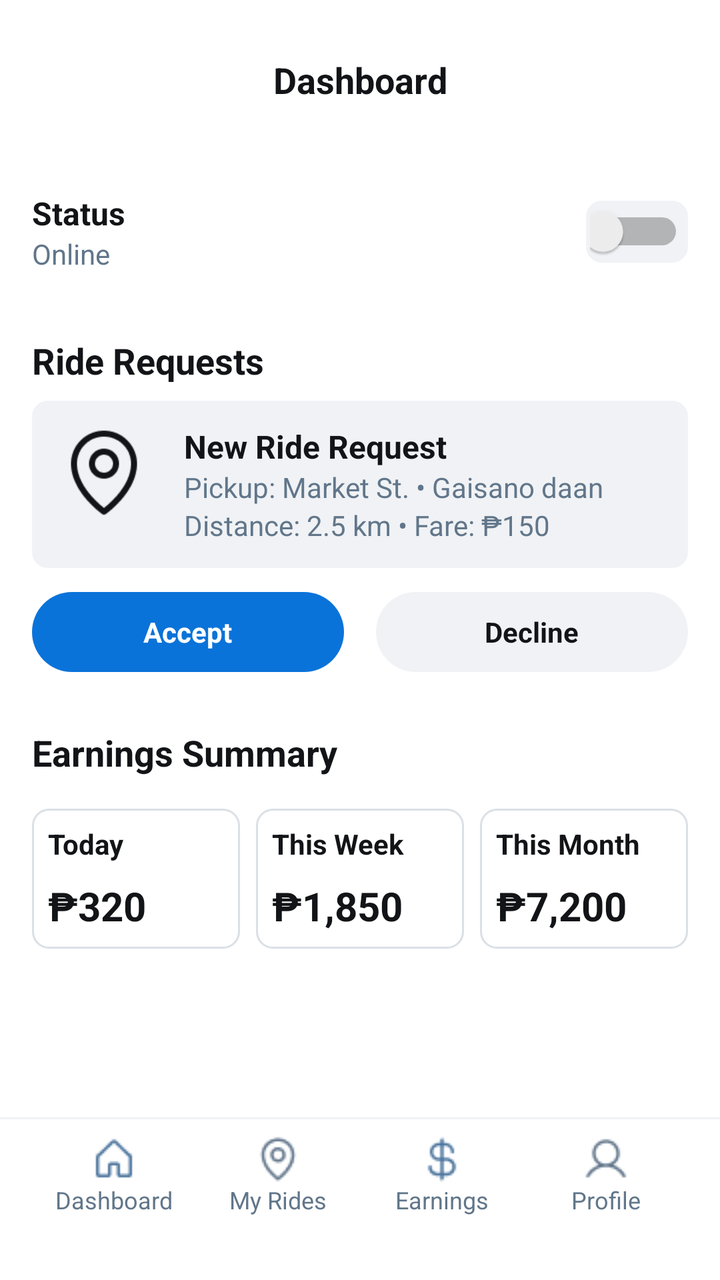
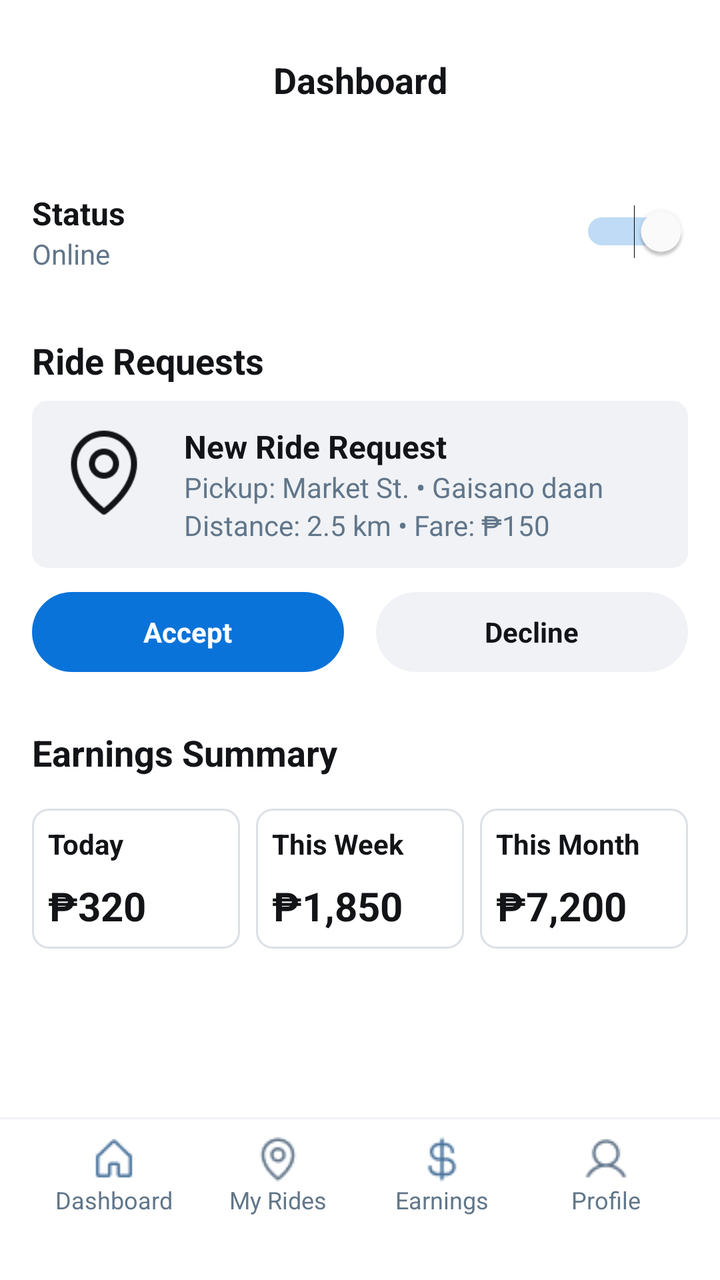

The first picture is an Android layout as it rendered before a commit; the second is the same layout after the commit. The layout source and the unified diff follow.
<!-- AndroidManifest.xml: application theme Theme.Tricycle_app -->
<!-- res/layout/driverdashboard.xml -->
<?xml version="1.0" encoding="utf-8"?>
<LinearLayout xmlns:android="http://schemas.android.com/apk/res/android"
    android:layout_width="match_parent"
    android:layout_height="match_parent"
    android:orientation="vertical"
    android:background="#FFFFFF">

    <ScrollView
        android:layout_width="match_parent"
        android:layout_height="0dp"
        android:layout_weight="1"
        android:fillViewport="true">

        <LinearLayout
            android:layout_width="match_parent"
            android:layout_height="wrap_content"
            android:orientation="vertical"
            android:paddingBottom="20dp">

            <LinearLayout
                android:layout_width="match_parent"
                android:layout_height="wrap_content"
                android:orientation="horizontal"
                android:gravity="center_vertical"
                android:paddingTop="16dp"
                android:paddingBottom="8dp"
                android:paddingStart="16dp"
                android:paddingEnd="16dp">

                <TextView
                    android:layout_width="0dp"
                    android:layout_weight="1"
                    android:layout_height="wrap_content"
                    android:text="Dashboard"
                    android:textSize="18sp"
                    android:textStyle="bold"
                    android:textColor="#121417"
                    android:paddingStart="48dp"
                    android:gravity="center_horizontal"/>

                <LinearLayout
                    android:layout_width="48dp"
                    android:layout_height="48dp"
                    android:gravity="center">
                    <View
                        android:layout_width="24dp"
                        android:layout_height="24dp"
                        android:background="@android:color/transparent"/>
                </LinearLayout>
            </LinearLayout>

            <LinearLayout
                android:layout_width="match_parent"
                android:layout_height="72dp"
                android:orientation="horizontal"
                android:gravity="center_vertical"
                android:paddingStart="16dp"
                android:paddingEnd="16dp"
                android:layout_marginTop="8dp">

                <LinearLayout
                    android:layout_width="0dp"
                    android:layout_weight="1"
                    android:layout_height="wrap_content"
                    android:orientation="vertical">
                    <TextView
                        android:layout_width="wrap_content"
                        android:layout_height="wrap_content"
                        android:text="Status"
                        android:textSize="16sp"
                        android:textStyle="bold"
                        android:textColor="#121417"/>
                    <TextView
                        android:layout_width="wrap_content"
                        android:layout_height="wrap_content"
                        android:text="Online"
                        android:textSize="14sp"
                        android:textColor="#61768A"/>
                </LinearLayout>

                <LinearLayout
                    android:layout_width="51dp"
                    android:layout_height="31dp"
                    android:background="@drawable/bg_rounded_light_grey"
                    android:padding="2dp"
                    android:gravity="end|center_vertical">

                    <Switch
                        android:id="@+id/switch1"
                        android:layout_width="wrap_content"
                        android:layout_height="wrap_content"
                        android:layout_weight="1"
                        android:backgroundTint="@android:color/transparent"
                        android:buttonTint="#FFFFFF"
                        android:text="Switch" />
                </LinearLayout>
            </LinearLayout>

            <TextView
                android:layout_width="match_parent"
                android:layout_height="wrap_content"
                android:text="Ride Requests"
                android:textSize="18sp"
                android:textStyle="bold"
                android:textColor="#121417"
                android:paddingStart="16dp"
                android:paddingTop="16dp"
                android:paddingBottom="8dp"/>

            <LinearLayout
                android:layout_width="match_parent"
                android:layout_height="wrap_content"
                android:orientation="vertical"
                android:paddingStart="16dp"
                android:paddingEnd="16dp">

                <LinearLayout
                    android:layout_width="match_parent"
                    android:layout_height="wrap_content"
                    android:orientation="horizontal"
                    android:background="@drawable/bg_rounded_light_grey"
                    android:padding="12dp">

                    <View
                        android:layout_width="48dp"
                        android:layout_height="48dp"
                        android:background="@drawable/betterpin" />

                    <LinearLayout
                        android:layout_width="0dp"
                        android:layout_weight="1"
                        android:layout_height="wrap_content"
                        android:orientation="vertical"
                        android:layout_marginStart="16dp">
                        <TextView
                            android:layout_width="wrap_content"
                            android:layout_height="wrap_content"
                            android:text="New Ride Request"
                            android:textSize="16sp"
                            android:textStyle="bold"
                            android:textColor="#121417"/>
                        <TextView
                            android:layout_width="wrap_content"
                            android:layout_height="wrap_content"
                            android:text="Pickup: Market St. • Gaisano daan"
                            android:textSize="14sp"
                            android:textColor="#61768A"/>
                        <TextView
                            android:layout_width="wrap_content"
                            android:layout_height="wrap_content"
                            android:text="Distance: 2.5 km • Fare: ₱150"
                            android:textSize="14sp"
                            android:textColor="#61768A"/>
                    </LinearLayout>
                </LinearLayout>

                <LinearLayout
                    android:layout_width="match_parent"
                    android:layout_height="wrap_content"
                    android:orientation="horizontal"
                    android:paddingTop="12dp"
                    android:paddingBottom="12dp">

                    <LinearLayout
                        android:layout_width="0dp"
                        android:layout_weight="1"
                        android:layout_height="40dp"
                        android:background="@drawable/bg_pill_blue"
                        android:gravity="center"
                        android:layout_marginEnd="8dp">
                        <TextView
                            android:layout_width="wrap_content"
                            android:layout_height="wrap_content"
                            android:text="Accept"
                            android:textColor="#FFFFFF"
                            android:textStyle="bold"
                            android:textSize="14sp"/>
                    </LinearLayout>

                    <LinearLayout
                        android:layout_width="0dp"
                        android:layout_weight="1"
                        android:layout_height="40dp"
                        android:background="@drawable/bg_pill_grey"
                        android:gravity="center"
                        android:layout_marginStart="8dp">
                        <TextView
                            android:layout_width="wrap_content"
                            android:layout_height="wrap_content"
                            android:text="Decline"
                            android:textColor="#121417"
                            android:textStyle="bold"
                            android:textSize="14sp"/>
                    </LinearLayout>
                </LinearLayout>
            </LinearLayout>

            <TextView
                android:layout_width="match_parent"
                android:layout_height="wrap_content"
                android:text="Earnings Summary"
                android:textSize="18sp"
                android:textStyle="bold"
                android:textColor="#121417"
                android:paddingStart="16dp"
                android:paddingTop="16dp"
                android:paddingBottom="8dp"/>

            <LinearLayout
                android:layout_width="match_parent"
                android:layout_height="wrap_content"
                android:orientation="horizontal"
                android:paddingStart="16dp"
                android:paddingEnd="16dp"
                android:paddingTop="8dp"
                android:paddingBottom="16dp">

                <LinearLayout
                    android:layout_width="0dp"
                    android:layout_weight="1"
                    android:layout_height="wrap_content"
                    android:background="@drawable/bg_rounded_border"
                    android:orientation="vertical"
                    android:padding="8dp"
                    android:layout_marginEnd="8dp">
                    <TextView
                        android:layout_width="wrap_content"
                        android:layout_height="wrap_content"
                        android:text="Today"
                        android:textSize="14sp"
                        android:textStyle="bold"
                        android:textColor="#121417"
                        android:layout_marginBottom="8dp"/>
                    <TextView
                        android:layout_width="wrap_content"
                        android:layout_height="wrap_content"
                        android:text="₱320"
                        android:textSize="20sp"
                        android:textStyle="bold"
                        android:textColor="#121417"/>
                </LinearLayout>

                <LinearLayout
                    android:layout_width="0dp"
                    android:layout_weight="1"
                    android:layout_height="wrap_content"
                    android:background="@drawable/bg_rounded_border"
                    android:orientation="vertical"
                    android:padding="8dp"
                    android:layout_marginEnd="8dp">
                    <TextView
                        android:layout_width="wrap_content"
                        android:layout_height="wrap_content"
                        android:text="This Week"
                        android:textSize="14sp"
                        android:textStyle="bold"
                        android:textColor="#121417"
                        android:layout_marginBottom="8dp"/>
                    <TextView
                        android:layout_width="wrap_content"
                        android:layout_height="wrap_content"
                        android:text="₱1,850"
                        android:textSize="20sp"
                        android:textStyle="bold"
                        android:textColor="#121417"/>
                </LinearLayout>

                <LinearLayout
                    android:layout_width="0dp"
                    android:layout_weight="1"
                    android:layout_height="wrap_content"
                    android:background="@drawable/bg_rounded_border"
                    android:orientation="vertical"
                    android:padding="8dp">
                    <TextView
                        android:layout_width="wrap_content"
                        android:layout_height="wrap_content"
                        android:text="This Month"
                        android:textColor="#121417"
                        android:textSize="14sp"
                        android:textStyle="bold"
                        android:layout_marginBottom="8dp" />

                    <TextView
                        android:layout_width="wrap_content"
                        android:layout_height="wrap_content"
                        android:text="₱7,200"
                        android:textColor="#121417"
                        android:textSize="20sp"
                        android:textStyle="bold" />
                </LinearLayout>

            </LinearLayout>

        </LinearLayout>
    </ScrollView>

    <include layout="@layout/drivernav" />

</LinearLayout>
<!-- res/layout/drivernav.xml (included above) -->
<?xml version="1.0" encoding="utf-8"?>
<LinearLayout xmlns:android="http://schemas.android.com/apk/res/android"
    android:layout_width="match_parent"
    android:layout_height="wrap_content"
    android:orientation="vertical"
    android:background="#FFFFFF">

    <View
        android:layout_width="match_parent"
        android:layout_height="1dp"
        android:background="#F0F2F5"/>

    <LinearLayout
        android:layout_width="match_parent"
        android:layout_height="wrap_content"
        android:orientation="horizontal"
        android:paddingTop="8dp"
        android:paddingBottom="12dp"
        android:paddingStart="16dp"
        android:paddingEnd="16dp">

        <LinearLayout
            android:layout_width="0dp"
            android:layout_height="wrap_content"
            android:layout_weight="1"
            android:orientation="vertical"
            android:gravity="center">

            <View
                android:layout_width="24dp"
                android:layout_height="24dp"
                android:background="@drawable/home" />

            <TextView
                android:layout_width="wrap_content"
                android:layout_height="wrap_content"
                android:text="Dashboard"
                android:textSize="12sp"
                android:textColor="#61768A"/>
        </LinearLayout>

        <LinearLayout
            android:layout_width="0dp"
            android:layout_height="wrap_content"
            android:layout_weight="1"
            android:orientation="vertical"
            android:gravity="center">

            <View
                android:layout_width="24dp"
                android:layout_height="24dp"
                android:background="@drawable/locationpin" />

            <TextView
                android:layout_width="wrap_content"
                android:layout_height="wrap_content"
                android:text="My Rides"
                android:textSize="12sp"
                android:textColor="#61768A"/>
        </LinearLayout>

        <LinearLayout
            android:layout_width="0dp"
            android:layout_height="wrap_content"
            android:layout_weight="1"
            android:orientation="vertical"
            android:gravity="center">

            <View
                android:layout_width="24dp"
                android:layout_height="24dp"
                android:background="@drawable/money" />

            <TextView
                android:layout_width="wrap_content"
                android:layout_height="wrap_content"
                android:text="Earnings"
                android:textSize="12sp"
                android:textColor="#61768A"/>
        </LinearLayout>

        <LinearLayout
            android:layout_width="0dp"
            android:layout_height="wrap_content"
            android:layout_weight="1"
            android:orientation="vertical"
            android:gravity="center">

            <View
                android:layout_width="24dp"
                android:layout_height="24dp"
                android:background="@drawable/profile" />

            <TextView
                android:layout_width="wrap_content"
                android:layout_height="wrap_content"
                android:text="Profile"
                android:textSize="12sp"
                android:textColor="#61768A"/>
        </LinearLayout>

    </LinearLayout>

    <View
        android:layout_width="match_parent"
        android:layout_height="20dp"
        android:background="#FFFFFF"/>

</LinearLayout>
<!-- resources referenced by this layout -->
<resources>
  <!-- drawable betterpin: png bitmap (drawable, 2818 bytes) -->
  <!-- drawable bg_pill_blue (drawable) -->
  <?xml version="1.0" encoding="utf-8"?>
  <shape xmlns:android="http://schemas.android.com/apk/res/android"
      android:shape="rectangle">
      <solid android:color="#0A73D9" /> <corners android:radius="100dp" /> </shape>
  <!-- drawable bg_pill_grey (drawable) -->
  <?xml version="1.0" encoding="utf-8"?>
  <shape xmlns:android="http://schemas.android.com/apk/res/android"
      android:shape="rectangle">
      <solid android:color="#F0F2F5" /> <corners android:radius="100dp" />
  </shape>
  <!-- drawable bg_rounded_border (drawable) -->
  <?xml version="1.0" encoding="utf-8"?>
  <shape xmlns:android="http://schemas.android.com/apk/res/android"
      android:shape="rectangle">
  
      <solid android:color="#FFFFFF"/>
  
      <corners android:radius="8dp"/>
  
      <stroke
          android:width="1dp"
          android:color="#DBE0E6"/>
  
  </shape>
  <!-- drawable bg_rounded_light_grey (drawable) -->
  <?xml version="1.0" encoding="utf-8"?>
  <shape xmlns:android="http://schemas.android.com/apk/res/android"
      android:shape="rectangle">
      <solid android:color="#F0F2F5" />
      <corners android:radius="8dp" />
  </shape>
  <!-- drawable home: png bitmap (drawable, 468 bytes) -->
  <!-- drawable locationpin: png bitmap (drawable, 805 bytes) -->
  <!-- drawable money: png bitmap (drawable, 640 bytes) -->
  <!-- drawable profile: png bitmap (drawable, 661 bytes) -->
  <style name="Theme.Tricycle_app" parent="Base.Theme.Tricycle_app" />
  <style name="Base.Theme.Tricycle_app" parent="Theme.Material3.DayNight.NoActionBar">
          
          
      </style>
</resources>

<!-- the commit's change to res/layout/driverdashboard.xml (unified diff, before → after) -->
@@ -70,7 +70,9 @@
                         android:textSize="16sp"
                         android:textStyle="bold"
                         android:textColor="#121417"/>
-                    <TextView
+
+                    <TextView
+                        android:id="@+id/tvStatus"
                         android:layout_width="wrap_content"
                         android:layout_height="wrap_content"
                         android:text="Online"
@@ -78,22 +80,13 @@
                         android:textColor="#61768A"/>
                 </LinearLayout>
 
-                <LinearLayout
-                    android:layout_width="51dp"
-                    android:layout_height="31dp"
-                    android:background="@drawable/bg_rounded_light_grey"
-                    android:padding="2dp"
-                    android:gravity="end|center_vertical">
-
-                    <Switch
-                        android:id="@+id/switch1"
-                        android:layout_width="wrap_content"
-                        android:layout_height="wrap_content"
-                        android:layout_weight="1"
-                        android:backgroundTint="@android:color/transparent"
-                        android:buttonTint="#FFFFFF"
-                        android:text="Switch" />
-                </LinearLayout>
+                <Switch
+                    android:id="@+id/switchStatus"
+                    android:layout_width="wrap_content"
+                    android:layout_height="wrap_content"
+                    android:checked="true"
+                    android:thumbTint="#FFFFFF"
+                    android:trackTint="#0A73D9"/>
             </LinearLayout>
 
             <TextView
@@ -115,11 +108,14 @@
                 android:paddingEnd="16dp">
 
                 <LinearLayout
+                    android:id="@+id/btnRideRequest"
                     android:layout_width="match_parent"
                     android:layout_height="wrap_content"
                     android:orientation="horizontal"
                     android:background="@drawable/bg_rounded_light_grey"
-                    android:padding="12dp">
+                    android:padding="12dp"
+                    android:clickable="true"
+                    android:focusable="true">
 
                     <View
                         android:layout_width="48dp"
@@ -321,11 +317,14 @@
         android:paddingEnd="16dp">
 
         <LinearLayout
+            android:id="@+id/nav_dashboard"
             android:layout_width="0dp"
             android:layout_height="wrap_content"
             android:layout_weight="1"
             android:orientation="vertical"
-            android:gravity="center">
+            android:gravity="center"
+            android:clickable="true"
+            android:focusable="true">
 
             <View
                 android:layout_width="24dp"
@@ -341,11 +340,14 @@
         </LinearLayout>
 
         <LinearLayout
+            android:id="@+id/nav_activity"
             android:layout_width="0dp"
             android:layout_height="wrap_content"
             android:layout_weight="1"
             android:orientation="vertical"
-            android:gravity="center">
+            android:gravity="center"
+            android:clickable="true"
+            android:focusable="true">
 
             <View
                 android:layout_width="24dp"
@@ -361,11 +363,14 @@
         </LinearLayout>
 
         <LinearLayout
+            android:id="@+id/nav_earnings"
             android:layout_width="0dp"
             android:layout_height="wrap_content"
             android:layout_weight="1"
             android:orientation="vertical"
-            android:gravity="center">
+            android:gravity="center"
+            android:clickable="true"
+            android:focusable="true">
 
             <View
                 android:layout_width="24dp"
@@ -381,11 +386,14 @@
         </LinearLayout>
 
         <LinearLayout
+            android:id="@+id/nav_profile"
             android:layout_width="0dp"
             android:layout_height="wrap_content"
             android:layout_weight="1"
             android:orientation="vertical"
-            android:gravity="center">
+            android:gravity="center"
+            android:clickable="true"
+            android:focusable="true">
 
             <View
                 android:layout_width="24dp"
